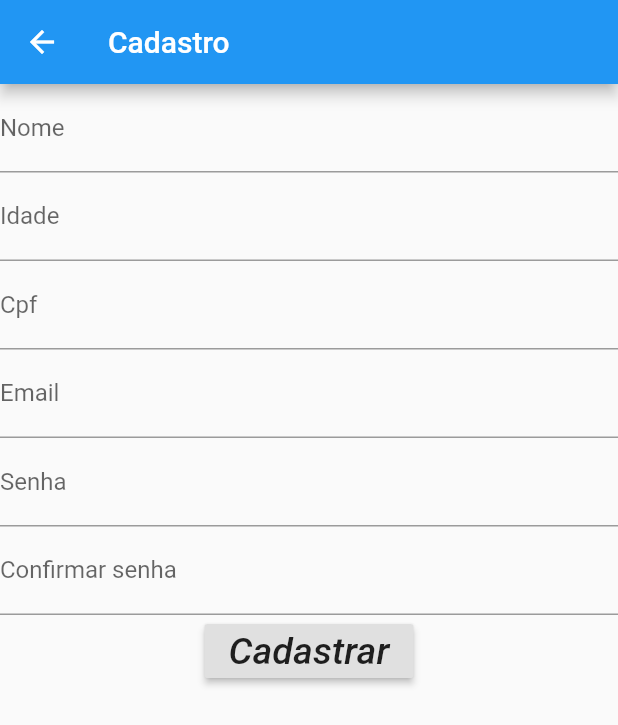
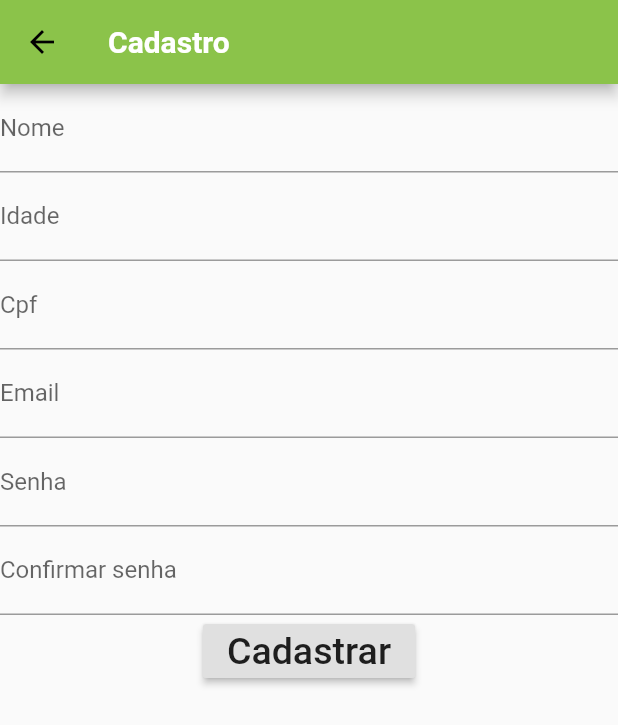
Before and after one commit to yagobrandalise/AgendaEscolar, a Flutter app: the screen it shows after launch, after a tap on "Cadastrar", on a phone screen of 412 x 824 dp. Shown: the top 725 px of the screen. Run offline on Flutter 3.47's test engine with Material 2 defaults, Android fonts, the phone set to English and light mode, and no system bars; Roboto replaces fonts that are missing (OpenSans, Quicksand).

Commit message:
Ajustado tela inicial e temas de cores

```diff
--- a/lib/acess_screen.dart
+++ b/lib/acess_screen.dart
@@ -21,41 +21,48 @@ class AcessScreen extends StatelessWidget {
 
   @override
   Widget build(BuildContext context) {
+    final mediaQuery = MediaQuery.of(context);
+    final usefulHeigh = mediaQuery.size.height - mediaQuery.padding.top - mediaQuery.padding.bottom;
+
     return Scaffold(
-      appBar: AppBar(
-        backgroundColor: Colors.white,
-        actions: <Widget>[
-          RaisedButton(
-            child: Text('login'),
-            onPressed: () => login(context),
-          ),
-        ],
-      ),
       body: SingleChildScrollView(
-        // child: Text("login page"),
         child: Column(
           crossAxisAlignment: CrossAxisAlignment.stretch,
           children: <Widget>[
             SizedBox(
-              height: 20,
+              height: mediaQuery.padding.top,
             ),
             Container(
-              height: MediaQuery.of(context).size.height * 0.25,
+              padding: EdgeInsets.all(usefulHeigh * 0.1),
+              height: usefulHeigh * 0.5,
               child: Image.asset(
                 'assets/images/dyva_logo.png',
-                fit: BoxFit.fitHeight,
+                fit: BoxFit.fitWidth,
               ),
             ),
-            SizedBox(
-              height: 20,
-            ),
             Container(
+              height: usefulHeigh * 0.5,
               alignment: Alignment.center,
-              child: RaisedButton(
-                child: Text(
-                  'Cadastrar',
-                ),
-                onPressed: () => register(context),
+              child: ButtonBar(
+                alignment: MainAxisAlignment.spaceAround,
+                children: <Widget>[
+                  RaisedButton(
+                    child: const Text(
+                      'Login',
+                    ),
+                    color: Theme.of(context).primaryColor,
+                    textColor: Theme.of(context).textTheme.button.color,
+                    onPressed: () => login(context),
+                  ),
+                  RaisedButton(
+                    child: Text(
+                      'Cadastrar',
+                    ),
+                    color: Theme.of(context).primaryColor,
+                    textColor: Theme.of(context).textTheme.button.color,
+                    onPressed: () => register(context),
+                  ),
+                ],
               ),
             ),
           ],
--- a/lib/main.dart
+++ b/lib/main.dart
@@ -1,7 +1,13 @@
 import 'package:flutter/material.dart';
+import 'package:flutter/services.dart';
 import 'acess_screen.dart';
 
-void main() => runApp(MyApp());
+void main() {
+  SystemChrome.setPreferredOrientations(
+    [DeviceOrientation.portraitUp, DeviceOrientation.portraitDown],
+  );
+  runApp(MyApp());
+}
 
 class MyApp extends StatelessWidget {
   // This widget is the root of your application.
@@ -10,9 +16,20 @@ class MyApp extends StatelessWidget {
     return MaterialApp(
       title: 'Agenda escolar',
       theme: ThemeData(
-        // primarySwatch: Colors.blue,
-        accentColor: Colors.amber,
+          primarySwatch: Colors.lightGreen,
+          accentColor: Colors.red,
           errorColor: Colors.red,
+          fontFamily: 'Quicksand',
+          textTheme: ThemeData.light().textTheme.copyWith(
+              title: TextStyle(
+                fontFamily: 'OpenSans',
+                fontSize: 18,
+                fontWeight: FontWeight.bold,
+              ),
+              button: TextStyle(
+                fontSize: 25,
+              )),
+          appBarTheme: AppBarTheme(
             textTheme: ThemeData.light().textTheme.copyWith(
                   title: TextStyle(
                     fontFamily: 'OpenSans',
@@ -20,11 +37,10 @@ class MyApp extends StatelessWidget {
                     fontWeight: FontWeight.bold,
                   ),
                   button: TextStyle(
-            fontSize: 25,
-            fontStyle: FontStyle.italic,
+                    color: Colors.white,
                   ),
                 ),
-      ),
+          )),
       home: AcessScreen(),
     );
   }
```
Lines whose indentation alone changed are shown as unchanged.
